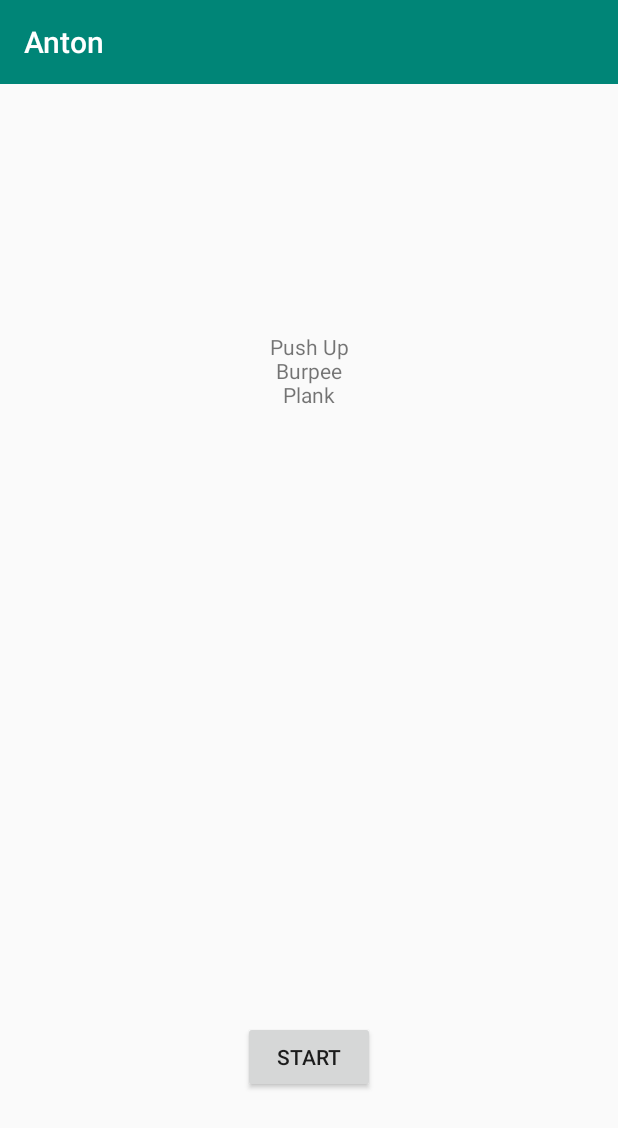
After one commit to Mri1412/myPetProject, an Android app: the WorkoutOverviewActivity screen opened directly, with no data from a screen before it, on a phone screen of 412 x 824 dp. The commit adds this screen. Shown: the top 1128 px of the screen. Run offline under Robolectric (Android 15) with nearby library versions, the phone set to English and light mode, and no system bars.

Commit message:
added workout selector and overview

```diff
--- /dev/null
+++ b/app/src/main/java/com/example/myapplication/WorkoutOverviewActivity.java
@@ -0,0 +1,57 @@
+package com.example.myapplication;
+
+import android.content.Intent;
+import android.os.Bundle;
+import android.view.View;
+import android.widget.Button;
+import android.widget.TextView;
+
+import androidx.appcompat.app.AppCompatActivity;
+import androidx.appcompat.widget.Toolbar;
+
+import com.example.myapplication.logic.exercise.Exercise;
+import com.example.myapplication.logic.workout.Workout;
+import com.example.myapplication.logic.workout.WorkoutImpl;
+
+public class WorkoutOverviewActivity extends AppCompatActivity {
+
+    protected void onCreate(Bundle savedInstanceState) {
+        super.onCreate(savedInstanceState);
+        setContentView(R.layout.activity_workout_overview);
+
+        // get workout id
+        Intent intent = getIntent();
+        final int workoutId = intent.getIntExtra("workoutId", 0);
+
+        // TEMP get workout
+        WorkoutSelectorActivity workoutList = new WorkoutSelectorActivity();
+        Workout workout = workoutList.getWorkoutFromSelector(workoutId);
+        String workoutName = workout.getWorkoutName();
+
+        // Toolbar
+        Toolbar toolbar = findViewById(R.id.toolbarWorkoutOverview);
+        toolbar.setTitle(workoutName);
+        setSupportActionBar(toolbar);
+
+        //Set the exercise string
+        StringBuilder exerciseContent = new StringBuilder();
+        for (String exerciseName: workout.getExerciseNames()) {
+            exerciseContent.append(exerciseName + "\n");
+        }
+        TextView exerciseString = findViewById(R.id.exerciseString);
+        exerciseString.setText(exerciseContent);
+
+        //Start button
+        Button button = findViewById(R.id.startWorkoutButton);
+        button.setOnClickListener(new View.OnClickListener() {
+            @Override
+            public void onClick(View view) {
+                Intent intent = new Intent(WorkoutOverviewActivity.this, WorkoutActivity.class);
+                intent.putExtra("workoutId", workoutId);
+                startActivity(intent);
+            }
+        });
+
+
+    }
+}
--- a/app/src/main/java/com/example/myapplication/WorkoutSelectorActivity.java
+++ b/app/src/main/java/com/example/myapplication/WorkoutSelectorActivity.java
@@ -26,8 +26,6 @@ public class WorkoutSelectorActivity extends AppCompatActivity {
         Toolbar toolbar = findViewById(R.id.toolbarWorkoutSelector);
         setSupportActionBar(toolbar);
 
-        // Workout definition is temporarily stored in WorkoutActivity
-
         //create buttons etc. from workouts
         onClickWorkoutButton(R.id.workoutButton1, 0);
 
@@ -38,14 +36,34 @@ public class WorkoutSelectorActivity extends AppCompatActivity {
 
     private void onClickWorkoutButton(int buttonId, final int workoutId) {
         Button button = findViewById(buttonId);
+        String workoutName = this.getWorkoutFromSelector(workoutId).getWorkoutName();
+        button.setText(workoutName);
         button.setOnClickListener(new View.OnClickListener() {
             @Override
             public void onClick(View view) {
-                Intent intent = new Intent(WorkoutSelectorActivity.this, WorkoutActivity.class);
+                Intent intent = new Intent(WorkoutSelectorActivity.this, WorkoutOverviewActivity.class);
                 intent.putExtra("workoutId", workoutId);
                 startActivity(intent);
             }
         });
 
     }
+
+    public Workout getWorkoutFromSelector(int workoutId) {
+        System.out.println("workoud id:");
+        System.out.println(workoutId);
+        switch (workoutId) {
+            case 0:
+                Workout workout1 = new WorkoutImpl("Anton");
+                workout1.addExercise(new ExerciseImpl("Push Up")).addExercise(new ExerciseImpl("Burpee")).addExercise(new ExerciseImpl("Plank"));
+                return workout1;
+            case 1:
+                Workout workout2 = new WorkoutImpl("Marianne");
+                workout2.addExercise(new ExerciseImpl("Sit up")).addExercise(new ExerciseImpl("Jumping Jack")).addExercise(new ExerciseImpl("Squat"));
+                return workout2;
+            default:
+                throw new RuntimeException("Unknown workout selected");
+        }
+
+    }
 }
--- a/app/src/main/java/com/example/myapplication/logic/workout/Workout.java
+++ b/app/src/main/java/com/example/myapplication/logic/workout/Workout.java
@@ -1,5 +1,7 @@
 package com.example.myapplication.logic.workout;
 import com.example.myapplication.logic.exercise.Exercise;
+
+import java.util.List;
 
 public interface Workout {
     Exercise goToNextExercise();
@@ -8,4 +10,6 @@ public interface Workout {
     void finishWorkout();
     boolean hasNextExercise();
     Workout addExercise(Exercise exercise);
+    String getWorkoutName();
+    List<String> getExerciseNames();
 }
--- a/app/src/main/java/com/example/myapplication/logic/workout/WorkoutImpl.java
+++ b/app/src/main/java/com/example/myapplication/logic/workout/WorkoutImpl.java
@@ -3,16 +3,19 @@ package com.example.myapplication.logic.workout;
 import com.example.myapplication.logic.exercise.Exercise;
 import com.example.myapplication.logic.exercise.ExerciseImpl;
 import java.util.ArrayList; // import the ArrayList class
+import java.util.List;
 
 public class WorkoutImpl implements Workout {
 
     /* Properties */
-    public ArrayList<Exercise> exercises = new ArrayList<>();
+    private ArrayList<Exercise> exercises = new ArrayList<>();
+    private String workoutName;
     private int currentExerciseIndex;
 
 
     /* Constructor */
-    public WorkoutImpl() {
+    public WorkoutImpl(String workoutName) {
+        this.workoutName = workoutName;
         currentExerciseIndex = 0;
     }
 
@@ -33,7 +36,6 @@ public class WorkoutImpl implements Workout {
     @Override
     public Exercise getCurrentExercise() {
         return exercises.get(currentExerciseIndex);
-
     }
 
     @Override
@@ -61,4 +63,18 @@ public class WorkoutImpl implements Workout {
         exercises.add(exercise);
         return this;
     }
+
+    @Override
+    public String getWorkoutName() {
+        return this.workoutName;
+    }
+
+    @Override
+    public List<String> getExerciseNames() {
+        List<String> exerciseNames = new ArrayList<>();
+        for(Exercise exercise: exercises) {
+            exerciseNames.add(exercise.getName());
+        }
+        return exerciseNames;
+    }
 }
--- /dev/null
+++ b/app/src/main/res/layout/activity_workout_overview.xml
@@ -0,0 +1,51 @@
+<?xml version="1.0" encoding="utf-8"?>
+<LinearLayout xmlns:android="http://schemas.android.com/apk/res/android"
+    xmlns:app="http://schemas.android.com/apk/res-auto"
+    xmlns:tools="http://schemas.android.com/tools"
+    android:orientation="vertical" android:layout_width="match_parent"
+    android:layout_height="match_parent">
+
+    <androidx.appcompat.widget.Toolbar
+        android:id="@+id/toolbarWorkoutOverview"
+        android:layout_width="match_parent"
+        android:layout_height="?attr/actionBarSize"
+        android:background="?attr/colorPrimary"
+        app:popupTheme="@style/AppTheme.PopupOverlay"
+        app:titleTextColor="@android:color/white" />
+
+    <androidx.constraintlayout.widget.ConstraintLayout
+        android:layout_width="match_parent"
+        android:layout_height="match_parent">
+
+        <TextView
+            android:id="@+id/exerciseString"
+            android:layout_width="match_parent"
+            android:layout_height="wrap_content"
+            android:layout_marginTop="143dp"
+            android:layout_marginBottom="513dp"
+            android:gravity="center"
+            app:layout_constraintBottom_toBottomOf="parent"
+            app:layout_constraintEnd_toEndOf="parent"
+            app:layout_constraintStart_toStartOf="parent"
+            app:layout_constraintTop_toTopOf="parent" />
+
+        <Button
+            android:id="@+id/startWorkoutButton"
+            android:layout_width="wrap_content"
+            android:layout_height="wrap_content"
+            android:layout_marginStart="162dp"
+            android:layout_marginLeft="162dp"
+            android:layout_marginTop="392dp"
+            android:layout_marginEnd="162dp"
+            android:layout_marginRight="162dp"
+            android:layout_marginBottom="73dp"
+            android:text="@string/start_workout_button"
+            app:layout_constraintBottom_toBottomOf="parent"
+            app:layout_constraintEnd_toEndOf="parent"
+            app:layout_constraintHorizontal_bias="0.0"
+            app:layout_constraintStart_toStartOf="parent"
+            app:layout_constraintTop_toBottomOf="@+id/exerciseString"
+            app:layout_constraintVertical_bias="0.0" />
+    </androidx.constraintlayout.widget.ConstraintLayout>
+
+</LinearLayout>
--- a/app/src/main/res/values/strings.xml
+++ b/app/src/main/res/values/strings.xml
@@ -1,7 +1,8 @@
 <resources>
     <string name="app_name">My Application</string>
-    <string name="start_workout_button">Choose a workout</string>
+    <string name="choose_workout_button">Choose a workout</string>
     <string name="action_settings">Settings</string>
     <string name="workout_button_1">Workout Anton</string>
     <string name="workout_button_2">Workout Marianne</string>
+    <string name="start_workout_button">Start</string>
 </resources>
```
Also changed, not shown: app/src/main/AndroidManifest.xml (+9 -0 lines), app/src/main/java/com/example/myapplication/WorkoutActivity.java (+5 -16 lines), app/src/main/res/layout/content_main.xml (+2 -15 lines).
